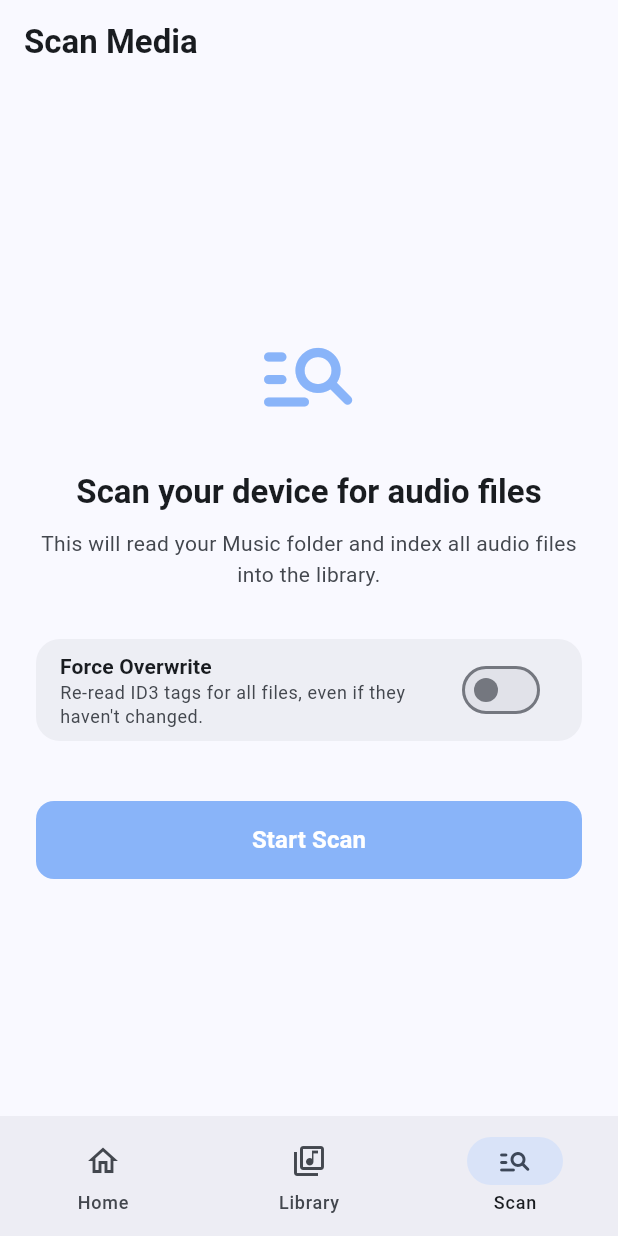
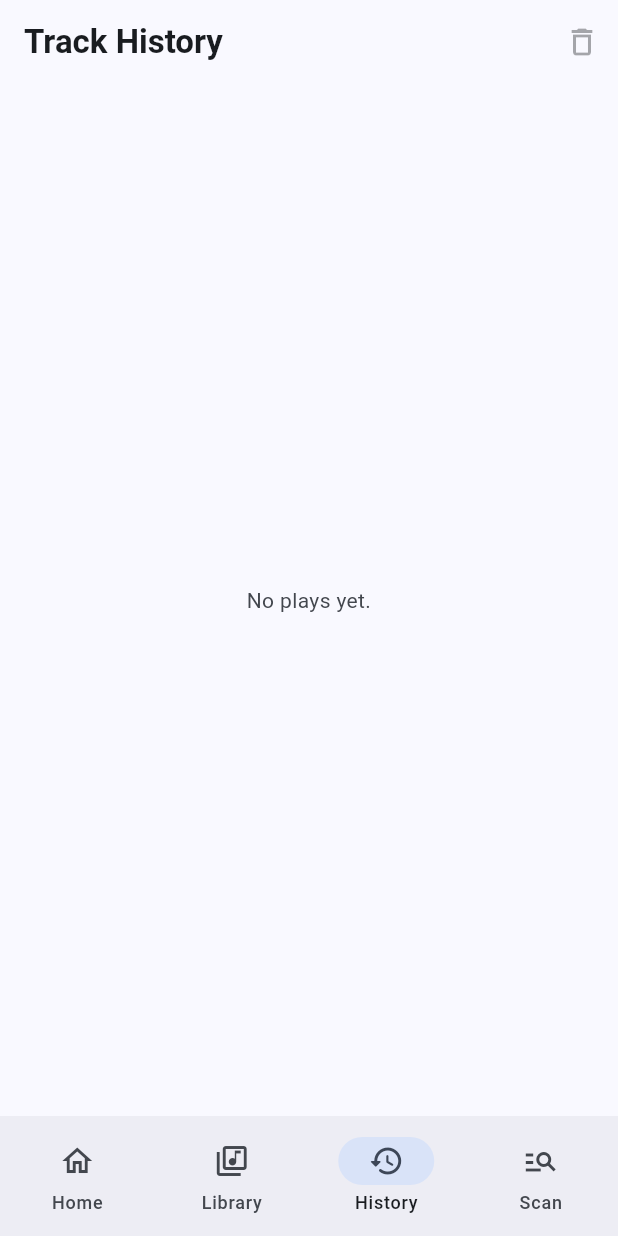
Before and after one commit to madstone0-0/music-player, a Flutter app: the screen it shows after launch, item 3 of the bottom bar chosen, on a phone screen of 412 x 824 dp. Run offline on Flutter 3.47's test engine with Material 3 defaults, Android fonts, the phone set to English and light mode, and no system bars; our stand-ins replace azlistview, cached_network_image, drift, drift_flutter, flutter_image_compress, get and 7 more; missing offline and left inert: audiotags; accounts and stored records are empty; generated files the repository leaves out were written again; Roboto replaces fonts that are missing (Circular Std); statements that could not run were skipped.

Commit message:
Add history screen

```diff
--- a/lib/models/mainTab.dart
+++ b/lib/models/mainTab.dart
@@ -3,7 +3,8 @@ import 'package:get/get.dart';
 enum Tabs {
   HOME(0),
   LIBRARY(1),
-  SCAN(2);
+  HISTORY(2),
+  SCAN(3);
 
   final int val;
 
--- /dev/null
+++ b/lib/screens/history.dart
@@ -0,0 +1,122 @@
+import 'package:flutter/material.dart';
+import 'package:get/get.dart';
+import 'package:intl/intl.dart';
+import 'package:music_player/db/tables/trackMapper.dart';
+import 'package:music_player/models/history.dart';
+import 'package:music_player/screens/widgets/trackRow.dart';
+import 'package:music_player/services/LocatorService.dart';
+import 'package:music_player/services/MusicService.dart';
+
+class History extends StatefulWidget {
+  const History({super.key});
+
+  @override
+  State<History> createState() => _HistoryState();
+}
+
+class _HistoryState extends State<History> {
+  final vm = Get.put(HistoryViewModel());
+  final player = getIt<MusicService>();
+
+  @override
+  Widget build(BuildContext context) {
+    final scheme = Theme.of(context).colorScheme;
+    final textTheme = Theme.of(context).textTheme;
+
+    return Scaffold(
+      backgroundColor: scheme.surface,
+      appBar: AppBar(
+        title: Text(
+          'Track History',
+          style: textTheme.titleLarge?.copyWith(color: scheme.onSurface, fontWeight: FontWeight.w600),
+        ),
+        backgroundColor: scheme.surface,
+        surfaceTintColor: Colors.transparent,
+        elevation: 0,
+        actions: [
+          Obx(() {
+            final hasItems = vm.groups.isNotEmpty;
+            return IconButton(
+              tooltip: 'Clear history',
+              onPressed: hasItems ? vm.clearAll : null,
+              icon: const Icon(Icons.delete_outline),
+            );
+          }),
+        ],
+      ),
+      body: Obx(() {
+        final groups = vm.groups;
+        if (groups.isEmpty) {
+          return Center(
+            child: Text(
+              'No plays yet.',
+              style: textTheme.bodyMedium?.copyWith(color: scheme.onSurfaceVariant),
+              textAlign: TextAlign.center,
+            ),
+          );
+        }
+
+        return ListView.builder(
+          padding: const EdgeInsets.fromLTRB(12, 8, 12, 16 + kToolbarHeight),
+          itemCount: groups.length,
+          itemBuilder: (context, index) {
+            final group = groups[index];
+            return _HistorySection(
+              label: group.label,
+              entries: group.items,
+              onTapTrack: (entry) => player.playOne(entry.track),
+            );
+          },
+        );
+      }),
+    );
+  }
+}
+
+class _HistorySection extends StatelessWidget {
+  const _HistorySection({
+    required this.label,
+    required this.entries,
+    required this.onTapTrack,
+  });
+
+  final String label;
+  final List<HistoryEntry> entries;
+  final void Function(HistoryEntry) onTapTrack;
+
+  @override
+  Widget build(BuildContext context) {
+    final scheme = Theme.of(context).colorScheme;
+    final textTheme = Theme.of(context).textTheme;
+    final timeFormat = DateFormat.jm();
+
+    return Column(
+      crossAxisAlignment: CrossAxisAlignment.start,
+      children: [
+        Padding(
+          padding: const EdgeInsets.fromLTRB(8, 12, 8, 6),
+          child: Text(
+            label,
+            style: textTheme.titleMedium?.copyWith(
+              color: scheme.onSurface,
+              fontWeight: FontWeight.w700,
+            ),
+          ),
+        ),
+        ...entries.map(
+              (entry) => Padding(
+            padding: const EdgeInsets.symmetric(vertical: 2),
+            child: TrackRow(
+              track: entry.track.toMediaItem(),
+              onPressed: () => onTapTrack(entry),
+              trailing: Text(
+                timeFormat.format(entry.playedAt.toLocal()),
+                style: textTheme.bodySmall?.copyWith(color: scheme.onSurfaceVariant),
+              ),
+            ),
+          ),
+        ),
+      ],
+    );
+  }
+}
--- a/lib/screens/mainTab.dart
+++ b/lib/screens/mainTab.dart
@@ -3,6 +3,7 @@ import 'package:get/get.dart';
 import 'package:just_audio_background/just_audio_background.dart';
 import 'package:music_player/common/nav.dart';
 import 'package:music_player/models/mainTab.dart';
+import 'package:music_player/screens/history.dart';
 import 'package:music_player/screens/home.dart';
 import 'package:music_player/screens/scanMedia.dart';
 import 'package:music_player/screens/library.dart';
@@ -16,7 +17,7 @@ class MainTab extends StatelessWidget {
   final vm = Get.put(MainTabViewModel());
   final playerState = getIt<PlayerStateService>();
 
-  final List<Widget> screens = const [Home(), Library(), ScanMedia()];
+  final List<Widget> screens = const [Home(), Library(), History(), ScanMedia()];
 
   @override
   Widget build(BuildContext context) {
@@ -61,6 +62,11 @@ class MainTab extends StatelessWidget {
               label: 'Library',
             ),
             NavigationDestination(
+              icon: Icon(Icons.history_outlined),
+              selectedIcon: Icon(Icons.history_rounded),
+              label: 'History',
+            ),
+            NavigationDestination(
               icon: Icon(Icons.manage_search_outlined),
               selectedIcon: Icon(Icons.manage_search_rounded),
               label: 'Scan',
--- a/lib/screens/widgets/trackRow.dart
+++ b/lib/screens/widgets/trackRow.dart
@@ -7,11 +7,12 @@ import 'package:music_player/screens/widgets/coverArt.dart';
 import 'package:music_player/screens/widgets/trackCoverArt.dart';
 
 class TrackRow extends StatefulWidget {
-  const TrackRow({super.key, required this.track, required this.onPressed, this.onLongPress});
+  const TrackRow({super.key, required this.track, required this.onPressed, this.onLongPress, this.trailing});
 
   final MediaItem track;
   final VoidCallback onPressed;
   final VoidCallback? onLongPress;
+  final Widget? trailing;
 
   @override
   State<TrackRow> createState() => _TrackRowState();
@@ -43,6 +44,7 @@ class _TrackRowState extends State<TrackRow> {
         overflow: TextOverflow.ellipsis,
         style: text.bodyMedium?.copyWith(color: scheme.onSurfaceVariant),
       ),
+      trailing: widget.trailing,
     );
   }
 }
--- a/pubspec.yaml
+++ b/pubspec.yaml
@@ -53,6 +53,7 @@ dependencies:
   scrollable_positioned_list: ^0.2.3
   crypto: ^3.0.7
   scroll_to_index: ^3.0.1
+  intl: ^0.20.2
 
 dev_dependencies:
   flutter_test:
```
Also changed, not shown: lib/models/history.dart (added, +116 -0 lines), pubspec.lock.
